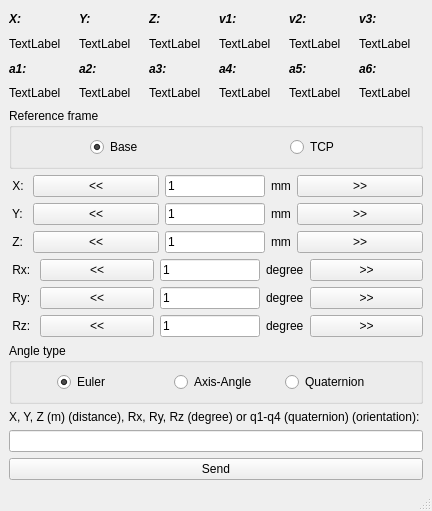
Byeongdulee/UR_12idb, file TweakRobot.ui: the form before one commit.
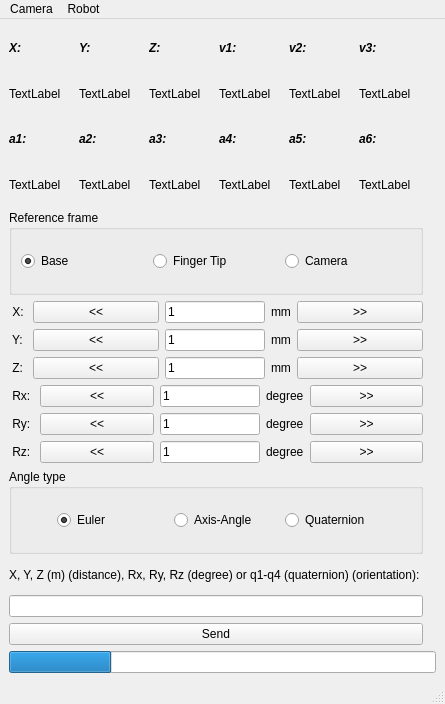
The form after the commit.

Commit message: Camera tools updated including AprilTag

Diff of the .ui file:
```diff
--- a/TweakRobot.ui
+++ b/TweakRobot.ui
@@ -6,8 +6,8 @@
    <rect>
     <x>0</x>
     <y>0</y>
-    <width>415</width>
-    <height>511</height>
+    <width>416</width>
+    <height>704</height>
    </rect>
   </property>
   <property name="windowTitle">
@@ -28,6 +28,223 @@
    </property>
    <layout class="QVBoxLayout" name="verticalLayout_2">
     <item>
+     <layout class="QGridLayout" name="gridLayout_3">
+      <item row="2" column="0">
+       <widget class="QGroupBox" name="Frame">
+        <property name="title">
+         <string notr="true">Reference frame</string>
+        </property>
+        <property name="flat">
+         <bool>false</bool>
+        </property>
+        <property name="checkable">
+         <bool>false</bool>
+        </property>
+        <layout class="QHBoxLayout" name="horizontalLayout_9">
+         <item>
+          <layout class="QHBoxLayout" name="horizontalLayout_7">
+           <item>
+            <widget class="QRadioButton" name="Base">
+             <property name="text">
+              <string>Base</string>
+             </property>
+             <property name="checkable">
+              <bool>true</bool>
+             </property>
+             <property name="checked">
+              <bool>true</bool>
+             </property>
+             <attribute name="buttonGroup">
+              <string notr="true">buttonGroup</string>
+             </attribute>
+            </widget>
+           </item>
+           <item>
+            <widget class="QRadioButton" name="TCP">
+             <property name="text">
+              <string>Finger Tip</string>
+             </property>
+             <attribute name="buttonGroup">
+              <string notr="true">buttonGroup</string>
+             </attribute>
+            </widget>
+           </item>
+           <item>
+            <widget class="QRadioButton" name="Camera">
+             <property name="text">
+              <string>Camera</string>
+             </property>
+             <attribute name="buttonGroup">
+              <string notr="true">buttonGroup</string>
+             </attribute>
+            </widget>
+           </item>
+          </layout>
+         </item>
+        </layout>
+       </widget>
+      </item>
+      <item row="6" column="0">
+       <layout class="QHBoxLayout" name="horizontalLayout_4">
+        <item>
+         <widget class="QLabel" name="label_10">
+          <property name="text">
+           <string> Rx: </string>
+          </property>
+         </widget>
+        </item>
+        <item>
+         <widget class="QPushButton" name="Rxm">
+          <property name="sizePolicy">
+           <sizepolicy hsizetype="Expanding" vsizetype="Fixed">
+            <horstretch>0</horstretch>
+            <verstretch>0</verstretch>
+           </sizepolicy>
+          </property>
+          <property name="text">
+           <string>&lt;&lt;</string>
+          </property>
+         </widget>
+        </item>
+        <item>
+         <widget class="QLineEdit" name="RxStep">
+          <property name="maximumSize">
+           <size>
+            <width>100</width>
+            <height>16777215</height>
+           </size>
+          </property>
+          <property name="text">
+           <string>1</string>
+          </property>
+         </widget>
+        </item>
+        <item>
+         <widget class="QLabel" name="label_8">
+          <property name="text">
+           <string>degree</string>
+          </property>
+         </widget>
+        </item>
+        <item>
+         <widget class="QPushButton" name="Rxp">
+          <property name="sizePolicy">
+           <sizepolicy hsizetype="Expanding" vsizetype="Fixed">
+            <horstretch>0</horstretch>
+            <verstretch>0</verstretch>
+           </sizepolicy>
+          </property>
+          <property name="text">
+           <string>&gt;&gt;</string>
+          </property>
+         </widget>
+        </item>
+       </layout>
+      </item>
+      <item row="7" column="0">
+       <layout class="QHBoxLayout" name="horizontalLayout_5">
+        <item>
+         <widget class="QLabel" name="label_14">
+          <property name="text">
+           <string> Ry: </string>
+          </property>
+         </widget>
+        </item>
+        <item>
+         <widget class="QPushButton" name="Rym">
+          <property name="sizePolicy">
+           <sizepolicy hsizetype="Expanding" vsizetype="Fixed">
+            <horstretch>0</horstretch>
+            <verstretch>0</verstretch>
+           </sizepolicy>
+          </property>
+          <property name="text">
+           <string>&lt;&lt;</string>
+          </property>
+         </widget>
+        </item>
+        <item>
+         <widget class="QLineEdit" name="RyStep">
+          <property name="maximumSize">
+           <size>
+            <width>100</width>
+            <height>16777215</height>
+           </size>
+          </property>
+          <property name="text">
+           <string>1</string>
+          </property>
+         </widget>
+        </item>
+        <item>
+         <widget class="QLabel" name="label_12">
+          <property name="text">
+           <string>degree</string>
+          </property>
+         </widget>
+        </item>
+        <item>
+         <widget class="QPushButton" name="Ryp">
+          <property name="sizePolicy">
+           <sizepolicy hsizetype="Expanding" vsizetype="Fixed">
+            <horstretch>0</horstretch>
+            <verstretch>0</verstretch>
+           </sizepolicy>
+          </property>
+          <property name="text">
+           <string>&gt;&gt;</string>
+          </property>
+         </widget>
+        </item>
+       </layout>
+      </item>
+      <item row="9" column="0">
+       <widget class="QGroupBox" name="AngleType_2">
+        <property name="title">
+         <string>Angle type</string>
+        </property>
+        <layout class="QHBoxLayout" name="horizontalLayout_10">
+         <item>
+          <layout class="QHBoxLayout" name="horizontalLayout_8">
+           <item alignment="Qt::AlignHCenter">
+            <widget class="QRadioButton" name="Euler">
+             <property name="text">
+              <string>Euler</string>
+             </property>
+             <property name="checked">
+              <bool>true</bool>
+             </property>
+             <attribute name="buttonGroup">
+              <string notr="true">buttonGroup_2</string>
+             </attribute>
+            </widget>
+           </item>
+           <item alignment="Qt::AlignHCenter">
+            <widget class="QRadioButton" name="Axis_Angle">
+             <property name="text">
+              <string>Axis-Angle</string>
+             </property>
+             <attribute name="buttonGroup">
+              <string notr="true">buttonGroup_2</string>
+             </attribute>
+            </widget>
+           </item>
+           <item>
+            <widget class="QRadioButton" name="Quaternion">
+             <property name="text">
+              <string>Quaternion</string>
+             </property>
+             <attribute name="buttonGroup">
+              <string notr="true">buttonGroup_2</string>
+             </attribute>
+            </widget>
+           </item>
+          </layout>
+         </item>
+        </layout>
+       </widget>
+      </item>
+      <item row="0" column="0">
      <layout class="QGridLayout" name="gridLayout">
       <item row="0" column="0">
        <widget class="QLabel" name="label_7">
@@ -157,176 +374,7 @@
       </item>
      </layout>
     </item>
-    <item>
-     <layout class="QGridLayout" name="gridLayout_2">
-      <item row="0" column="5">
-       <widget class="QLabel" name="label_19">
-        <property name="font">
-         <font>
-          <weight>75</weight>
-          <italic>true</italic>
-          <bold>true</bold>
-         </font>
-        </property>
-        <property name="text">
-         <string>a6:</string>
-        </property>
-       </widget>
-      </item>
-      <item row="0" column="1">
-       <widget class="QLabel" name="label_23">
-        <property name="font">
-         <font>
-          <weight>75</weight>
-          <italic>true</italic>
-          <bold>true</bold>
-         </font>
-        </property>
-        <property name="text">
-         <string>a2:</string>
-        </property>
-       </widget>
-      </item>
-      <item row="0" column="3">
-       <widget class="QLabel" name="label_21">
-        <property name="font">
-         <font>
-          <weight>75</weight>
-          <italic>true</italic>
-          <bold>true</bold>
-         </font>
-        </property>
-        <property name="text">
-         <string>a4:</string>
-        </property>
-       </widget>
-      </item>
-      <item row="0" column="4">
-       <widget class="QLabel" name="label_20">
-        <property name="font">
-         <font>
-          <weight>75</weight>
-          <italic>true</italic>
-          <bold>true</bold>
-         </font>
-        </property>
-        <property name="text">
-         <string>a5:</string>
-        </property>
-       </widget>
-      </item>
-      <item row="0" column="2">
-       <widget class="QLabel" name="label_22">
-        <property name="font">
-         <font>
-          <weight>75</weight>
-          <italic>true</italic>
-          <bold>true</bold>
-         </font>
-        </property>
-        <property name="text">
-         <string>a3:</string>
-        </property>
-       </widget>
-      </item>
-      <item row="0" column="0">
-       <widget class="QLabel" name="label_24">
-        <property name="font">
-         <font>
-          <weight>75</weight>
-          <italic>true</italic>
-          <bold>true</bold>
-         </font>
-        </property>
-        <property name="text">
-         <string>a1:</string>
-        </property>
-       </widget>
-      </item>
-      <item row="1" column="0">
-       <widget class="QLabel" name="labela1">
-        <property name="text">
-         <string>TextLabel</string>
-        </property>
-       </widget>
-      </item>
-      <item row="1" column="1">
-       <widget class="QLabel" name="labela2">
-        <property name="text">
-         <string>TextLabel</string>
-        </property>
-       </widget>
-      </item>
-      <item row="1" column="2">
-       <widget class="QLabel" name="labela3">
-        <property name="text">
-         <string>TextLabel</string>
-        </property>
-       </widget>
-      </item>
-      <item row="1" column="3">
-       <widget class="QLabel" name="labela4">
-        <property name="text">
-         <string>TextLabel</string>
-        </property>
-       </widget>
-      </item>
-      <item row="1" column="4">
-       <widget class="QLabel" name="labela5">
-        <property name="text">
-         <string>TextLabel</string>
-        </property>
-       </widget>
-      </item>
-      <item row="1" column="5">
-       <widget class="QLabel" name="labela6">
-        <property name="text">
-         <string>TextLabel</string>
-        </property>
-       </widget>
-      </item>
-     </layout>
-    </item>
-    <item>
-     <widget class="QGroupBox" name="Frame">
-      <property name="title">
-       <string>Reference frame</string>
-      </property>
-      <layout class="QHBoxLayout" name="horizontalLayout_9">
-       <item>
-        <layout class="QHBoxLayout" name="horizontalLayout_7">
-         <item alignment="Qt::AlignHCenter">
-          <widget class="QRadioButton" name="Base">
-           <property name="text">
-            <string>Base</string>
-           </property>
-           <property name="checkable">
-            <bool>true</bool>
-           </property>
-           <property name="checked">
-            <bool>true</bool>
-           </property>
-           <attribute name="buttonGroup">
-            <string notr="true">buttonGroup</string>
-           </attribute>
-          </widget>
-         </item>
-         <item alignment="Qt::AlignHCenter">
-          <widget class="QRadioButton" name="TCP">
-           <property name="text">
-            <string>TCP</string>
-           </property>
-           <attribute name="buttonGroup">
-            <string notr="true">buttonGroup</string>
-           </attribute>
-          </widget>
-         </item>
-        </layout>
-       </item>
-      </layout>
-     </widget>
-    </item>
-    <item>
+      <item row="3" column="0">
      <layout class="QHBoxLayout" name="horizontalLayout">
       <item>
        <widget class="QLabel" name="label">
@@ -383,7 +431,7 @@
       </item>
      </layout>
     </item>
-    <item>
+      <item row="4" column="0">
      <layout class="QHBoxLayout" name="horizontalLayout_3">
       <item>
        <widget class="QLabel" name="label_3">
@@ -440,7 +488,7 @@
       </item>
      </layout>
     </item>
-    <item>
+      <item row="5" column="0">
      <layout class="QHBoxLayout" name="horizontalLayout_2">
       <item>
        <widget class="QLabel" name="label_6">
@@ -497,121 +545,7 @@
       </item>
      </layout>
     </item>
-    <item>
-     <layout class="QHBoxLayout" name="horizontalLayout_4">
-      <item>
-       <widget class="QLabel" name="label_10">
-        <property name="text">
-         <string> Rx: </string>
-        </property>
-       </widget>
-      </item>
-      <item>
-       <widget class="QPushButton" name="Rxm">
-        <property name="sizePolicy">
-         <sizepolicy hsizetype="Expanding" vsizetype="Fixed">
-          <horstretch>0</horstretch>
-          <verstretch>0</verstretch>
-         </sizepolicy>
-        </property>
-        <property name="text">
-         <string>&lt;&lt;</string>
-        </property>
-       </widget>
-      </item>
-      <item>
-       <widget class="QLineEdit" name="RxStep">
-        <property name="maximumSize">
-         <size>
-          <width>100</width>
-          <height>16777215</height>
-         </size>
-        </property>
-        <property name="text">
-         <string>1</string>
-        </property>
-       </widget>
-      </item>
-      <item>
-       <widget class="QLabel" name="label_8">
-        <property name="text">
-         <string>degree</string>
-        </property>
-       </widget>
-      </item>
-      <item>
-       <widget class="QPushButton" name="Rxp">
-        <property name="sizePolicy">
-         <sizepolicy hsizetype="Expanding" vsizetype="Fixed">
-          <horstretch>0</horstretch>
-          <verstretch>0</verstretch>
-         </sizepolicy>
-        </property>
-        <property name="text">
-         <string>&gt;&gt;</string>
-        </property>
-       </widget>
-      </item>
-     </layout>
-    </item>
-    <item>
-     <layout class="QHBoxLayout" name="horizontalLayout_5">
-      <item>
-       <widget class="QLabel" name="label_14">
-        <property name="text">
-         <string> Ry: </string>
-        </property>
-       </widget>
-      </item>
-      <item>
-       <widget class="QPushButton" name="Rym">
-        <property name="sizePolicy">
-         <sizepolicy hsizetype="Expanding" vsizetype="Fixed">
-          <horstretch>0</horstretch>
-          <verstretch>0</verstretch>
-         </sizepolicy>
-        </property>
-        <property name="text">
-         <string>&lt;&lt;</string>
-        </property>
-       </widget>
-      </item>
-      <item>
-       <widget class="QLineEdit" name="RyStep">
-        <property name="maximumSize">
-         <size>
-          <width>100</width>
-          <height>16777215</height>
-         </size>
-        </property>
-        <property name="text">
-         <string>1</string>
-        </property>
-       </widget>
-      </item>
-      <item>
-       <widget class="QLabel" name="label_12">
-        <property name="text">
-         <string>degree</string>
-        </property>
-       </widget>
-      </item>
-      <item>
-       <widget class="QPushButton" name="Ryp">
-        <property name="sizePolicy">
-         <sizepolicy hsizetype="Expanding" vsizetype="Fixed">
-          <horstretch>0</horstretch>
-          <verstretch>0</verstretch>
-         </sizepolicy>
-        </property>
-        <property name="text">
-         <string>&gt;&gt;</string>
-        </property>
-       </widget>
-      </item>
-     </layout>
-    </item>
-    <item>
+      <item row="8" column="0">
      <layout class="QHBoxLayout" name="horizontalLayout_6">
       <item>
        <widget class="QLabel" name="label_18">
@@ -668,54 +602,138 @@
       </item>
      </layout>
     </item>
-    <item>
+      <item row="1" column="0">
+       <layout class="QGridLayout" name="gridLayout_2">
+        <item row="0" column="5">
+         <widget class="QLabel" name="label_19">
+          <property name="font">
+           <font>
+            <weight>75</weight>
+            <italic>true</italic>
+            <bold>true</bold>
+           </font>
+          </property>
+          <property name="text">
+           <string>a6:</string>
+          </property>
+         </widget>
+        </item>
+        <item row="0" column="1">
+         <widget class="QLabel" name="label_23">
+          <property name="font">
+           <font>
+            <weight>75</weight>
+            <italic>true</italic>
+            <bold>true</bold>
+           </font>
+          </property>
+          <property name="text">
+           <string>a2:</string>
+          </property>
+         </widget>
+        </item>
+        <item row="0" column="3">
+         <widget class="QLabel" name="label_21">
+          <property name="font">
+           <font>
+            <weight>75</weight>
+            <italic>true</italic>
+            <bold>true</bold>
+           </font>
+          </property>
+          <property name="text">
+           <string>a4:</string>
+          </property>
+         </widget>
+        </item>
+        <item row="0" column="4">
+         <widget class="QLabel" name="label_20">
+          <property name="font">
+           <font>
+            <weight>75</weight>
+            <italic>true</italic>
+            <bold>true</bold>
+           </font>
+          </property>
+          <property name="text">
+           <string>a5:</string>
+          </property>
+         </widget>
+        </item>
+        <item row="0" column="2">
+         <widget class="QLabel" name="label_22">
+          <property name="font">
+           <font>
+            <weight>75</weight>
+            <italic>true</italic>
+            <bold>true</bold>
+           </font>
+          </property>
+          <property name="text">
+           <string>a3:</string>
+          </property>
+         </widget>
+        </item>
+        <item row="0" column="0">
+         <widget class="QLabel" name="label_24">
+          <property name="font">
+           <font>
+            <weight>75</weight>
+            <italic>true</italic>
+            <bold>true</bold>
+           </font>
+          </property>
+          <property name="text">
+           <string>a1:</string>
+          </property>
+         </widget>
+        </item>
+        <item row="1" column="0">
+         <widget class="QLabel" name="labela1">
+          <property name="text">
+           <string>TextLabel</string>
+          </property>
+         </widget>
+        </item>
+        <item row="1" column="1">
+         <widget class="QLabel" name="labela2">
+          <property name="text">
+           <string>TextLabel</string>
+          </property>
+         </widget>
+        </item>
+        <item row="1" column="2">
+         <widget class="QLabel" name="labela3">
+          <property name="text">
+           <string>TextLabel</string>
+          </property>
+         </widget>
+        </item>
+        <item row="1" column="3">
+         <widget class="QLabel" name="labela4">
+          <property name="text">
+           <string>TextLabel</string>
+          </property>
+         </widget>
+        </item>
+        <item row="1" column="4">
+         <widget class="QLabel" name="labela5">
+          <property name="text">
+           <string>TextLabel</string>
+          </property>
+         </widget>
+        </item>
+        <item row="1" column="5">
+         <widget class="QLabel" name="labela6">
+          <property name="text">
+           <string>TextLabel</string>
+          </property>
+         </widget>
+        </item>
+       </layout>
+      </item>
+      <item row="10" column="0">
      <layout class="QVBoxLayout" name="verticalLayout">
-      <item>
-       <widget class="QGroupBox" name="AngleType_2">
-        <property name="title">
-         <string>Angle type</string>
-        </property>
-        <layout class="QHBoxLayout" name="horizontalLayout_10">
-         <item>
-          <layout class="QHBoxLayout" name="horizontalLayout_8">
-           <item alignment="Qt::AlignHCenter">
-            <widget class="QRadioButton" name="Euler">
-             <property name="text">
-              <string>Euler</string>
-             </property>
-             <property name="checked">
-              <bool>true</bool>
-             </property>
-             <attribute name="buttonGroup">
-              <string notr="true">buttonGroup_2</string>
-             </attribute>
-            </widget>
-           </item>
-           <item alignment="Qt::AlignHCenter">
-            <widget class="QRadioButton" name="Axis_Angle">
-             <property name="text">
-              <string>Axis-Angle</string>
-             </property>
-             <attribute name="buttonGroup">
-              <string notr="true">buttonGroup_2</string>
-             </attribute>
-            </widget>
-           </item>
-           <item>
-            <widget class="QRadioButton" name="Quaternion">
-             <property name="text">
-              <string>Quaternion</string>
-             </property>
-             <attribute name="buttonGroup">
-              <string notr="true">buttonGroup_2</string>
-             </attribute>
-            </widget>
-           </item>
-          </layout>
-         </item>
-        </layout>
-       </widget>
-      </item>
       <item alignment="Qt::AlignHCenter">
        <widget class="QLabel" name="label_25">
         <property name="text">
@@ -735,6 +753,32 @@
       </item>
      </layout>
     </item>
+      <item row="1" column="2" rowspan="10">
+       <widget class="QLabel" name="labelFeed">
+        <property name="text">
+         <string/>
+        </property>
+       </widget>
+      </item>
+      <item row="0" column="2">
+       <widget class="QLabel" name="label_output">
+        <property name="text">
+         <string/>
+        </property>
+       </widget>
+      </item>
+     </layout>
+    </item>
+    <item>
+     <widget class="QProgressBar" name="progressBar">
+      <property name="value">
+       <number>24</number>
+      </property>
+      <property name="textVisible">
+       <bool>false</bool>
+      </property>
+     </widget>
+    </item>
    </layout>
   </widget>
   <widget class="QMenuBar" name="menubar">
@@ -742,10 +786,40 @@
     <rect>
      <x>0</x>
      <y>0</y>
-     <width>415</width>
+     <width>416</width>
      <height>21</height>
     </rect>
    </property>
+   <widget class="QMenu" name="menuCamera">
+    <property name="title">
+     <string>Camera</string>
+    </property>
+    <addaction name="actionCamera_Face_Down"/>
+    <addaction name="actionShow"/>
+    <addaction name="actionStop_Feed"/>
+    <addaction name="actionClear_Feed"/>
+    <addaction name="separator"/>
+    <addaction name="actionEstimate_Dtag"/>
+    <addaction name="actionSet_Dtag_as_Camera_TCP"/>
+    <addaction name="actionCenter_AprilTag"/>
+    <addaction name="actionCamera_to_face_at_AprilTag"/>
+   </widget>
+   <widget class="QMenu" name="menuRobot">
+    <property name="title">
+     <string>Robot</string>
+    </property>
+    <addaction name="actionPrint_Cartesian_Coordinates"/>
+    <addaction name="actionPrint_Joints_Coordinates"/>
+    <addaction name="separator"/>
+    <addaction name="actionZ_align"/>
+    <addaction name="actionReturn_back_to_previous_pose"/>
+    <addaction name="separator"/>
+    <addaction name="actionMove_the_finger_tip_to_the_camera_center"/>
+    <addaction name="actionMove_the_camera_center_to_the_finger_tip"/>
+    <addaction name="actionMeasure_height"/>
+   </widget>
+   <addaction name="menuCamera"/>
+   <addaction name="menuRobot"/>
   </widget>
   <widget class="QStatusBar" name="statusbar"/>
  </widget>
```
Left out of the diff: 175 changed lines with no effect on the pictures. Lines whose indentation alone changed are shown as unchanged. The commit also changes 116 other files.
